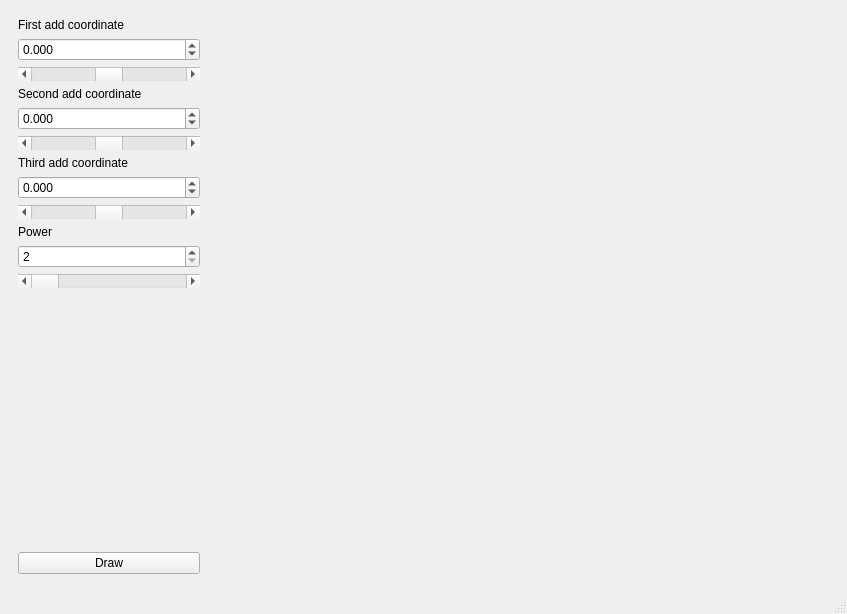
This is mainwindow.ui in Constantor/fractals3d as Qt 5 draws it before an edit. The edited form follows.
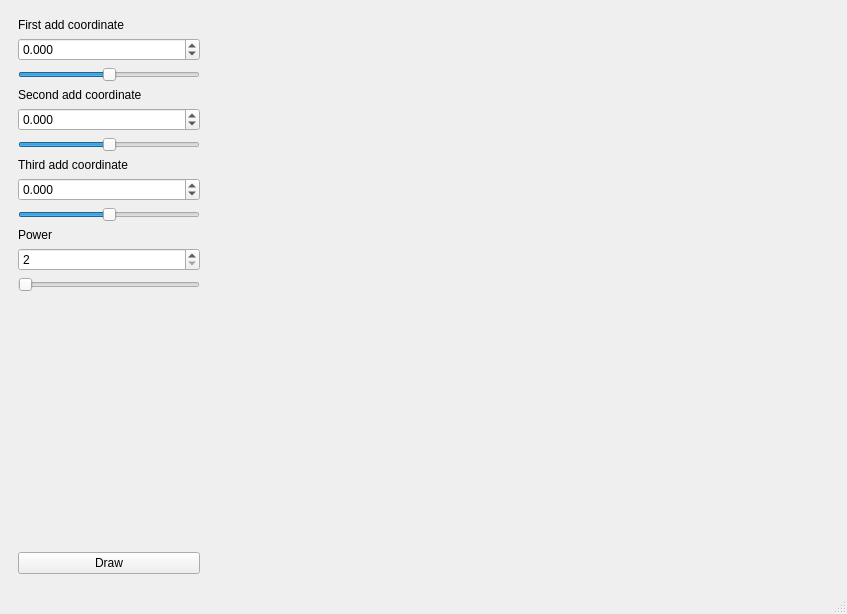
This is the edited form.

Commit message: Changed bars to sliders

The edit to the form file:
```diff
--- a/mainwindow.ui
+++ b/mainwindow.ui
@@ -57,7 +57,7 @@
         </widget>
        </item>
        <item>
-        <widget class="QScrollBar" name="firstCoordBar">
+        <widget class="QSlider" name="firstCoordBar">
          <property name="maximum">
           <number>4000</number>
          </property>
@@ -96,7 +96,7 @@
         </widget>
        </item>
        <item>
-        <widget class="QScrollBar" name="secondCoordBar">
+        <widget class="QSlider" name="secondCoordBar">
          <property name="maximum">
           <number>4000</number>
          </property>
@@ -132,7 +132,7 @@
         </widget>
        </item>
        <item>
-        <widget class="QScrollBar" name="thirdCoordBar">
+        <widget class="QSlider" name="thirdCoordBar">
          <property name="maximum">
           <number>4000</number>
          </property>
@@ -165,7 +165,7 @@
         </widget>
        </item>
        <item>
-        <widget class="QScrollBar" name="powerBar">
+        <widget class="QSlider" name="powerBar">
          <property name="minimum">
           <number>1</number>
          </property>
```
The commit also changes 1 other file.
